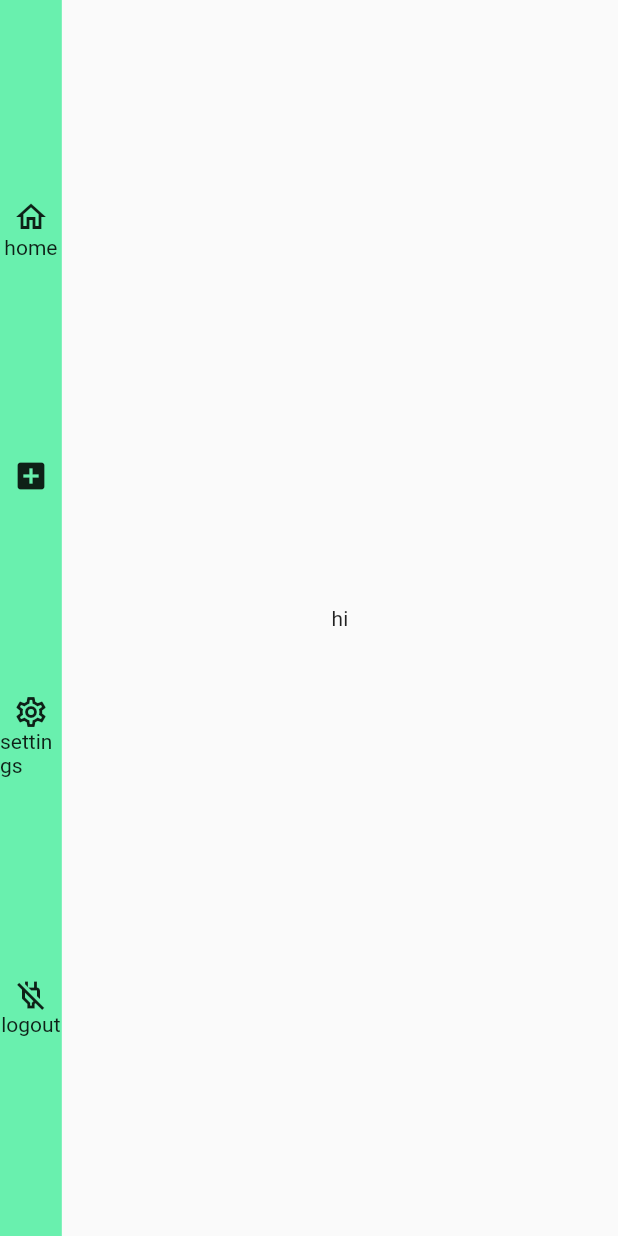
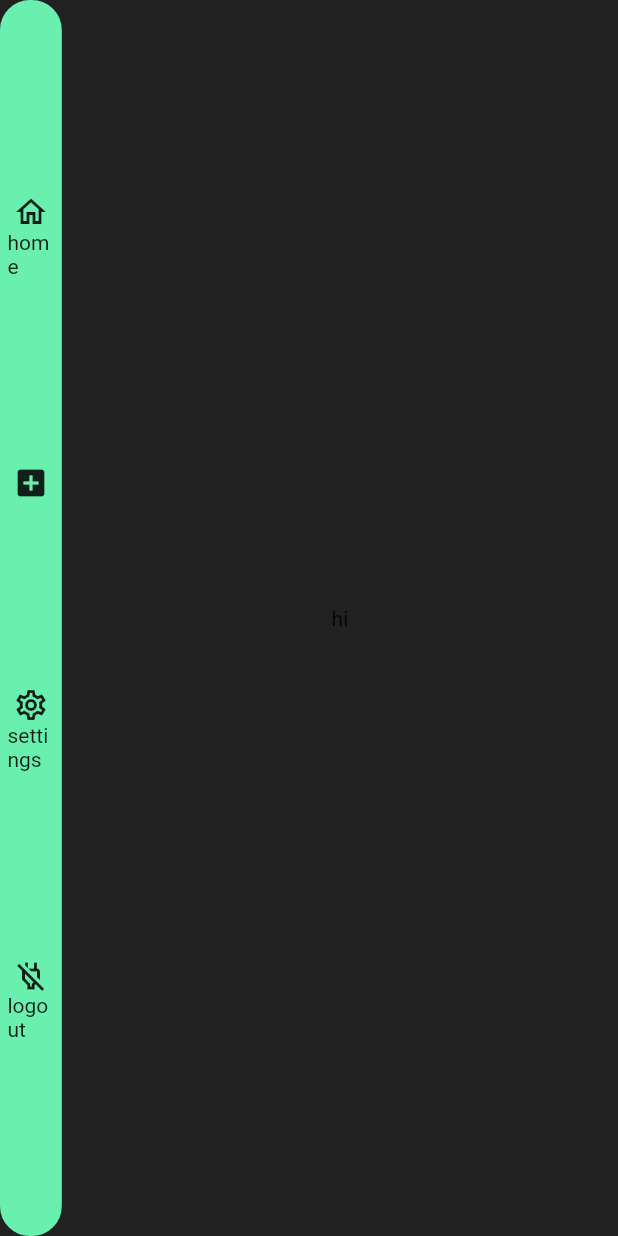
Before and after one commit to sukim2406/stock_portfolio, a Flutter app: the LandingPage screen opened directly with empty values, after a tap on "add", on a phone screen of 412 x 824 dp. Run offline on Flutter 3.47's test engine with Material 2 defaults, Android fonts, the phone set to English and light mode, and no system bars; our stand-ins replace get, shared_preferences; missing offline and left inert: window_size; accounts and stored records are empty; network calls fail.

Commit message:
stock_portfolio : alpaca account linked by api call ::::: daily commit project 06-04-2022

```diff
--- a/stock_portfolio_frontend/lib/controllers/api_controllers.dart
+++ b/stock_portfolio_frontend/lib/controllers/api_controllers.dart
@@ -76,4 +76,19 @@ class ApiControllers extends GetxController {
     }
     return false;
   }
+
+  getAlpacaAccount() async {
+    String token = await SFControllers.instance.getToken();
+    var response = await http.get(
+      Uri.parse(
+        UrlControllers.instance.getAlpacaAccountUrl(),
+      ),
+      headers: {
+        HttpHeaders.authorizationHeader: 'Token $token',
+      },
+    );
+    var jsonResponse = json.decode(response.body);
+
+    return jsonResponse;
+  }
 }
--- a/stock_portfolio_frontend/lib/controllers/global_controllers.dart
+++ b/stock_portfolio_frontend/lib/controllers/global_controllers.dart
@@ -16,3 +16,7 @@ printErrorBar(context, text) {
     ),
   );
 }
+
+Color accentColor = Colors.greenAccent;
+Color baseColor = Colors.black87;
+Color backgroundColor = Colors.black;
--- a/stock_portfolio_frontend/lib/controllers/url_controllers.dart
+++ b/stock_portfolio_frontend/lib/controllers/url_controllers.dart
@@ -34,4 +34,9 @@ class UrlControllers extends GetxController {
     String accountDeleteUrl = '$baseUrl/api/account/delete/';
     return accountDeleteUrl;
   }
+
+  getAlpacaAccountUrl() {
+    String alpacaUrl = '$baseUrl/api/account/alpaca/';
+    return alpacaUrl;
+  }
 }
--- a/stock_portfolio_frontend/lib/pages/landing.dart
+++ b/stock_portfolio_frontend/lib/pages/landing.dart
@@ -1,8 +1,11 @@
 import 'package:flutter/material.dart';
+
+import '../controllers/global_controllers.dart' as global;
 
 import '../widgets/side_bar.dart';
 
 import '../pages/landing_subpages/logout.dart';
+import '../pages/landing_subpages/dashboard.dart';
 
 class LandingPage extends StatefulWidget {
   final VoidCallback updateCurUser;
@@ -27,13 +30,14 @@ class _LandingPageState extends State<LandingPage> {
   @override
   Widget build(BuildContext context) {
     List<Widget> pages = [
-      const Text('home'),
+      const DashboardPage(),
       const Text('hi'),
       const Text('bye'),
       LogoutPage(updateCurUser: widget.updateCurUser),
     ];
     return Scaffold(
-      body: SizedBox(
+      body: Container(
+        color: global.baseColor,
         child: Row(
           children: [
             SideBarWidget(index: _curIndex, updatePage: updatePage),
--- /dev/null
+++ b/stock_portfolio_frontend/lib/pages/landing_subpages/dashboard.dart
@@ -0,0 +1,50 @@
+import 'package:flutter/material.dart';
+
+import '../../controllers/global_controllers.dart' as global;
+import '../../controllers/api_controllers.dart';
+
+import '../../widgets/rounded_btn.dart';
+import '../../widgets/alpaca_summery.dart';
+
+class DashboardPage extends StatefulWidget {
+  const DashboardPage({Key? key}) : super(key: key);
+
+  @override
+  State<DashboardPage> createState() => _DashboardPageState();
+}
+
+class _DashboardPageState extends State<DashboardPage> {
+  Map alpacaAccount = {};
+  @override
+  void initState() {
+    super.initState();
+    ApiControllers.instance.getAlpacaAccount().then((result) {
+      setState(() {
+        alpacaAccount = result;
+      });
+    });
+  }
+
+  @override
+  Widget build(BuildContext context) {
+    print(alpacaAccount.toString());
+    return Scaffold(
+      body: Container(
+        height: global.getHeight(context),
+        width: global.getWidth(context) * .9,
+        color: global.baseColor,
+        child: Column(
+          children: [
+            Row(
+              children: [
+                AlpacaSummeryWidget(
+                  account: alpacaAccount,
+                ),
+              ],
+            ),
+          ],
+        ),
+      ),
+    );
+  }
+}
--- /dev/null
+++ b/stock_portfolio_frontend/lib/widgets/alpaca_summery.dart
@@ -0,0 +1,99 @@
+import 'package:flutter/material.dart';
+
+import '../controllers/global_controllers.dart' as global;
+
+import '../widgets/card.dart';
+import '../widgets/info_text.dart';
+
+class AlpacaSummeryWidget extends StatelessWidget {
+  final Map account;
+  const AlpacaSummeryWidget({
+    Key? key,
+    required this.account,
+  }) : super(key: key);
+
+  @override
+  Widget build(BuildContext context) {
+    return CardWidget(
+      height: global.getHeight(context) * .4,
+      width: global.getWidth(context) * .45,
+      title: 'Alpaca Account Summery',
+      content: (account.isNotEmpty)
+          ? Column(
+              children: [
+                Row(
+                  mainAxisAlignment: MainAxisAlignment.spaceEvenly,
+                  children: [
+                    InfoTextWidget(
+                      label: 'Acc # ',
+                      content: account['account_number'],
+                    ),
+                    InfoTextWidget(
+                      label: 'status',
+                      content: account['status'],
+                    ),
+                  ],
+                ),
+                Row(
+                  mainAxisAlignment: MainAxisAlignment.spaceEvenly,
+                  children: [
+                    InfoTextWidget(
+                      label: 'currency ',
+                      content: account['currency'],
+                    ),
+                    InfoTextWidget(
+                      label: 'portfolio value ',
+                      content: account['portfolio_value'],
+                    ),
+                  ],
+                ),
+                Row(
+                  mainAxisAlignment: MainAxisAlignment.spaceEvenly,
+                  children: [
+                    InfoTextWidget(
+                      label: 'cash ',
+                      content: account['cash'],
+                    ),
+                    InfoTextWidget(
+                      label: 'buying power ',
+                      content: account['buying_power'],
+                    ),
+                  ],
+                ),
+                Row(
+                  mainAxisAlignment: MainAxisAlignment.spaceEvenly,
+                  children: [
+                    InfoTextWidget(
+                      label: 'patterned day trader ',
+                      content: account['pattern_day_trader'].toString(),
+                    ),
+                    InfoTextWidget(
+                      label: 'daytrade cnt ',
+                      content: account['daytrade_count'].toString(),
+                    ),
+                  ],
+                ),
+                Row(
+                  mainAxisAlignment: MainAxisAlignment.spaceEvenly,
+                  children: [
+                    InfoTextWidget(
+                      label: 'account blocked ',
+                      content: account['account_blocked'].toString(),
+                    ),
+                    InfoTextWidget(
+                      label: 'trading blocked ',
+                      content: account['trading_blocked'].toString(),
+                    ),
+                  ],
+                ),
+              ],
+            )
+          : const Text(
+              'Unable to get account info.',
+              style: TextStyle(
+                color: Colors.white,
+              ),
+            ),
+    );
+  }
+}
--- /dev/null
+++ b/stock_portfolio_frontend/lib/widgets/card.dart
@@ -0,0 +1,61 @@
+import 'package:flutter/material.dart';
+
+import '../controllers/global_controllers.dart' as global;
+
+class CardWidget extends StatelessWidget {
+  final double height;
+  final double width;
+  final Widget content;
+  final String title;
+  const CardWidget({
+    Key? key,
+    required this.height,
+    required this.width,
+    required this.content,
+    required this.title,
+  }) : super(key: key);
+
+  @override
+  Widget build(BuildContext context) {
+    return Card(
+      elevation: 10,
+      shape: RoundedRectangleBorder(
+        borderRadius: BorderRadius.circular(
+          15,
+        ),
+      ),
+      color: global.backgroundColor,
+      child: SizedBox(
+        height: height,
+        width: width,
+        child: Column(
+          children: [
+            Container(
+              height: global.getHeight(context) * .05,
+              width: width,
+              alignment: Alignment.center,
+              decoration: BoxDecoration(
+                color: global.accentColor,
+                borderRadius: const BorderRadius.only(
+                  topLeft: Radius.circular(
+                    15,
+                  ),
+                  topRight: Radius.circular(
+                    15,
+                  ),
+                ),
+              ),
+              child: Text(
+                title,
+                style: const TextStyle(
+                  fontWeight: FontWeight.bold,
+                ),
+              ),
+            ),
+            content,
+          ],
+        ),
+      ),
+    );
+  }
+}
--- a/stock_portfolio_frontend/lib/widgets/side_bar.dart
+++ b/stock_portfolio_frontend/lib/widgets/side_bar.dart
@@ -18,7 +18,19 @@ class SideBarWidget extends StatelessWidget {
     return Container(
       height: global.getHeight(context),
       width: global.getWidth(context) * .1,
-      color: Colors.greenAccent,
+      decoration: BoxDecoration(
+        color: global.accentColor,
+        border: Border.all(
+          color: global.accentColor,
+          width: 5,
+        ),
+        borderRadius: const BorderRadius.all(
+          Radius.circular(
+            20,
+          ),
+        ),
+      ),
+      // color: Colors.greenAccent,
       child: Column(
         mainAxisAlignment: MainAxisAlignment.spaceEvenly,
         children: [
```
Also changed, not shown: stock_portfolio_frontend/lib/widgets/info_text.dart (added, +31 -0 lines), 7 other files.
